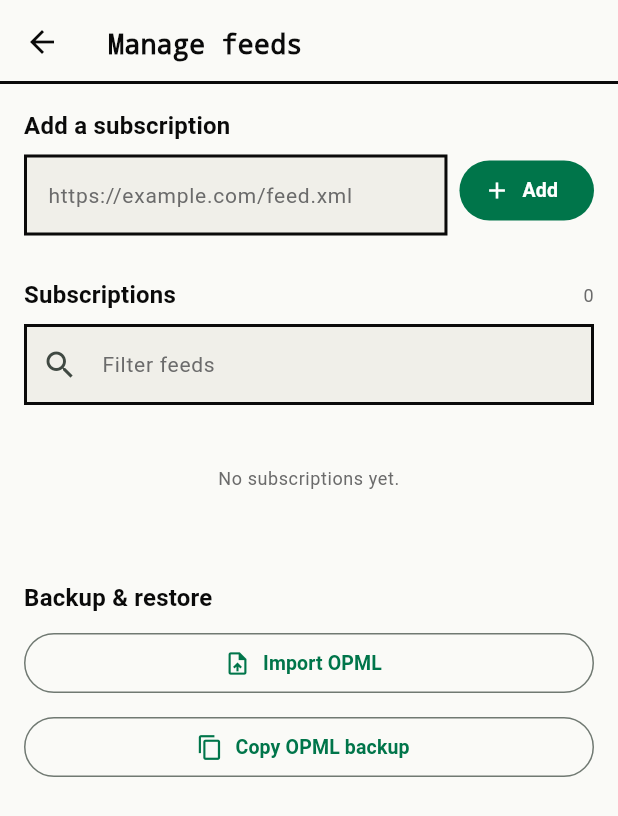
After one commit to codegod100/glean, a Flutter app: the screen it shows after launch, after a tap on the "rss feed" icon, on a phone screen of 412 x 824 dp. The commit adds this screen. Shown: the top 816 px of the screen. Run offline on Flutter 3.47's test engine with Material 3 defaults, Android fonts, the phone set to English and light mode, and no system bars; our stand-ins replace flutter_widget_from_html_core; network calls fail.

Commit message:
Require Flutter web bundle and improve feed management

```diff
--- a/app/analysis_options.yaml
+++ b/app/analysis_options.yaml
@@ -15,6 +15,9 @@ analyzer:
     - android/**
     - web/**
     - linux/**
+    - ios/**
+    - windows/**
+    - macos/**
 
 linter:
   # The lint rules applied to this project can be customized in the
--- a/app/lib/src/api/client.dart
+++ b/app/lib/src/api/client.dart
@@ -36,7 +36,10 @@ class GleanClient {
 
   Uri _uri(String path, [Map<String, String>? query]) {
     final q = query?.entries.where((e) => e.value.isNotEmpty);
-    return Uri.parse('$baseUrl$path').replace(
+    // The web app is served by the reader. An empty base means same origin,
+    // rather than the browser's own 127.0.0.1 (which is never the Modal app).
+    final base = baseUrl.isEmpty ? Uri.base.resolve(path) : Uri.parse('$baseUrl$path');
+    return base.replace(
       queryParameters: q == null || q.isEmpty ? null : Map.fromEntries(q),
     );
   }
--- a/app/lib/src/app_state.dart
+++ b/app/lib/src/app_state.dart
@@ -1,3 +1,4 @@
+import 'package:flutter/foundation.dart' show kIsWeb;
 import 'package:flutter/widgets.dart';
 
 import 'api/client.dart';
@@ -12,10 +13,14 @@ import 'models/models.dart';
 /// The web build is served *by* the reader, so it leaves this empty and uses
 /// relative paths: same origin, which means no CORS preflight and the
 /// reader's own cookie on every request.
-const kDefaultBaseUrl = String.fromEnvironment(
+const kConfiguredBaseUrl = String.fromEnvironment(
   'GLEAN_BASE_URL',
-  defaultValue: 'http://127.0.0.1:8080',
+  defaultValue: '',
 );
+
+String get kDefaultBaseUrl => kConfiguredBaseUrl.isNotEmpty
+    ? kConfiguredBaseUrl
+    : (kIsWeb ? '' : 'http://127.0.0.1:8080');
 
 /// Shared secret, for a reader running with GLEAN_TOKEN set.
 ///
@@ -31,10 +36,10 @@ const kToken = String.fromEnvironment('GLEAN_TOKEN', defaultValue: '');
 /// not set them.
 class AppState extends ChangeNotifier {
   AppState({
-    String baseUrl = kDefaultBaseUrl,
+    String? baseUrl,
     String token = kToken,
     GleanClient? client,
-  }) : client = client ?? GleanClient(baseUrl: baseUrl, token: token);
+  }) : client = client ?? GleanClient(baseUrl: baseUrl ?? kDefaultBaseUrl, token: token);
 
   final GleanClient client;
 
--- /dev/null
+++ b/app/lib/src/screens/feed_manager_screen.dart
@@ -0,0 +1,292 @@
+import 'package:flutter/material.dart';
+import 'package:flutter/services.dart';
+
+import '../api/client.dart';
+import '../app_state.dart';
+import '../models/models.dart';
+import '../theme.dart';
+import '../widgets/common.dart';
+
+/// A dedicated, visible place to maintain subscriptions and OPML backups.
+class FeedManagerScreen extends StatefulWidget {
+  const FeedManagerScreen({super.key, required this.onClose});
+
+  final ValueChanged<bool> onClose;
+
+  @override
+  State<FeedManagerScreen> createState() => _FeedManagerScreenState();
+}
+
+class _FeedManagerScreenState extends State<FeedManagerScreen> {
+  final _url = TextEditingController();
+  final _filter = TextEditingController();
+  bool _adding = false;
+  bool _changed = false;
+
+  @override
+  void dispose() {
+    _url.dispose();
+    _filter.dispose();
+    super.dispose();
+  }
+
+  Future<void> _add() async {
+    final url = _url.text.trim();
+    if (url.isEmpty || _adding) return;
+    setState(() => _adding = true);
+    try {
+      await AppScope.read(context).addFeed(url);
+      _url.clear();
+      _changed = true;
+      if (mounted) showToast(context, 'Feed added');
+    } on ApiException catch (e) {
+      if (mounted) showToast(context, e.message);
+    } finally {
+      if (mounted) setState(() => _adding = false);
+    }
+  }
+
+  Future<void> _remove(Feed feed) async {
+    final confirmed = await showDialog<bool>(
+      context: context,
+      builder: (dialogContext) => AlertDialog(
+        shape: const RoundedRectangleBorder(),
+        title: const Text('Remove feed?'),
+        content: Text('Stop following ${feed.title}?'),
+        actions: [
+          TextButton(
+            onPressed: () => Navigator.pop(dialogContext, false),
+            child: const Text('Keep'),
+          ),
+          TextButton(
+            onPressed: () => Navigator.pop(dialogContext, true),
+            child: const Text('Remove'),
+          ),
+        ],
+      ),
+    );
+    if (confirmed != true || !mounted) return;
+    try {
+      await AppScope.read(context).removeFeed(feed.feedUrl);
+      _changed = true;
+      if (mounted) showToast(context, 'Feed removed');
+    } on ApiException catch (e) {
+      if (mounted) showToast(context, e.message);
+    }
+  }
+
+  Future<void> _importOpml() async {
+    final source = await showDialog<String>(
+      context: context,
+      builder: (_) => const _ImportOpmlDialog(),
+    );
+    if (source == null || source.trim().isEmpty || !mounted) return;
+    try {
+      final result = await AppScope.read(context).importOpml(source);
+      _changed = result.added > 0;
+      if (mounted) {
+        showToast(
+          context,
+          '${result.added} feed(s) added${result.errors.isEmpty ? '' : ', ${result.errors.length} failed'}',
+        );
+      }
+    } on ApiException catch (e) {
+      if (mounted) showToast(context, e.message);
+    }
+  }
+
+  Future<void> _exportOpml() async {
+    try {
+      final opml = await AppScope.read(context).exportOpml();
+      await Clipboard.setData(ClipboardData(text: opml));
+      if (mounted) showToast(context, 'OPML backup copied to clipboard');
+    } on ApiException catch (e) {
+      if (mounted) showToast(context, e.message);
+    }
+  }
+
+  @override
+  Widget build(BuildContext context) {
+    final app = AppScope.of(context);
+    final c = GleanColors.of(context);
+    final filter = _filter.text.trim().toLowerCase();
+    final feeds = app.feeds.where((feed) {
+      return filter.isEmpty ||
+          feed.title.toLowerCase().contains(filter) ||
+          feed.feedUrl.toLowerCase().contains(filter);
+    }).toList();
+
+    return Scaffold(
+      appBar: AppBar(
+        leading: IconButton(
+          tooltip: 'Back',
+          icon: const Icon(Icons.arrow_back),
+          onPressed: () => widget.onClose(_changed),
+        ),
+        title: const Text('Manage feeds'),
+      ),
+      body: ListView(
+        padding: const EdgeInsets.all(16),
+        children: [
+          Text(
+            'Add a subscription',
+            style: Theme.of(context).textTheme.titleMedium,
+          ),
+          const SizedBox(height: 8),
+          Row(
+            crossAxisAlignment: CrossAxisAlignment.start,
+            children: [
+              Expanded(
+                child: TextField(
+                  controller: _url,
+                  keyboardType: TextInputType.url,
+                  textInputAction: TextInputAction.done,
+                  onSubmitted: (_) => _add(),
+                  decoration: const InputDecoration(
+                    hintText: 'https://example.com/feed.xml',
+                  ),
+                ),
+              ),
+              const SizedBox(width: 8),
+              FilledButton.icon(
+                onPressed: _adding ? null : _add,
+                icon: _adding
+                    ? const SizedBox(
+                        width: 16,
+                        height: 16,
+                        child: CircularProgressIndicator(strokeWidth: 2),
+                      )
+                    : const Icon(Icons.add),
+                label: const Text('Add'),
+              ),
+            ],
+          ),
+          const SizedBox(height: 28),
+          Row(
+            children: [
+              Text(
+                'Subscriptions',
+                style: Theme.of(context).textTheme.titleMedium,
+              ),
+              const Spacer(),
+              Text(
+                '${app.feeds.length}',
+                style: Theme.of(context).textTheme.bodySmall,
+              ),
+            ],
+          ),
+          const SizedBox(height: 8),
+          TextField(
+            controller: _filter,
+            onChanged: (_) => setState(() {}),
+            decoration: const InputDecoration(
+              prefixIcon: Icon(Icons.search),
+              hintText: 'Filter feeds',
+            ),
+          ),
+          const SizedBox(height: 8),
+          if (feeds.isEmpty)
+            Padding(
+              padding: const EdgeInsets.symmetric(vertical: 32),
+              child: Text(
+                filter.isEmpty ? 'No subscriptions yet.' : 'No matching feeds.',
+                textAlign: TextAlign.center,
+                style: Theme.of(context).textTheme.bodySmall,
+              ),
+            )
+          else
+            ...feeds.map(
+              (feed) => Container(
+                margin: const EdgeInsets.only(bottom: 8),
+                decoration: BoxDecoration(
+                  border: Border.all(color: c.border, width: 2),
+                  color: c.surface,
+                ),
+                child: ListTile(
+                  contentPadding: const EdgeInsets.only(left: 14, right: 4),
+                  title: Text(
+                    feed.title,
+                    maxLines: 1,
+                    overflow: TextOverflow.ellipsis,
+                  ),
+                  subtitle: Text(
+                    feed.feedUrl,
+                    maxLines: 1,
+                    overflow: TextOverflow.ellipsis,
+                  ),
+                  trailing: Row(
+                    mainAxisSize: MainAxisSize.min,
+                    children: [
+                      if (feed.unread > 0) Text('${feed.unread} unread'),
+                      IconButton(
+                        tooltip: 'Remove ${feed.title}',
+                        icon: Icon(Icons.delete_outline, color: c.danger),
+                        onPressed: () => _remove(feed),
+                      ),
+                    ],
+                  ),
+                ),
+              ),
+            ),
+          const SizedBox(height: 28),
+          Text(
+            'Backup & restore',
+            style: Theme.of(context).textTheme.titleMedium,
+          ),
+          const SizedBox(height: 8),
+          OutlinedButton.icon(
+            onPressed: _importOpml,
+            icon: const Icon(Icons.upload_file),
+            label: const Text('Import OPML'),
+          ),
+          const SizedBox(height: 8),
+          OutlinedButton.icon(
+            onPressed: _exportOpml,
+            icon: const Icon(Icons.content_copy),
+            label: const Text('Copy OPML backup'),
+          ),
+        ],
+      ),
+    );
+  }
+}
+
+class _ImportOpmlDialog extends StatefulWidget {
+  const _ImportOpmlDialog();
+
+  @override
+  State<_ImportOpmlDialog> createState() => _ImportOpmlDialogState();
+}
+
+class _ImportOpmlDialogState extends State<_ImportOpmlDialog> {
+  final _controller = TextEditingController();
+
+  @override
+  void dispose() {
+    _controller.dispose();
+    super.dispose();
+  }
+
+  @override
+  Widget build(BuildContext context) => AlertDialog(
+    shape: const RoundedRectangleBorder(),
+    title: const Text('Import OPML'),
+    content: TextField(
+      controller: _controller,
+      autofocus: true,
+      minLines: 8,
+      maxLines: 14,
+      decoration: const InputDecoration(hintText: 'Paste your OPML here'),
+    ),
+    actions: [
+      TextButton(
+        onPressed: () => Navigator.pop(context),
+        child: const Text('Cancel'),
+      ),
+      TextButton(
+        onPressed: () => Navigator.pop(context, _controller.text),
+        child: const Text('Import'),
+      ),
+    ],
+  );
+}
--- a/app/pubspec.yaml
+++ b/app/pubspec.yaml
@@ -19,7 +19,9 @@ publish_to: 'none' # Remove this line if you wish to publish to pub.dev
 version: 1.0.0+1
 
 environment:
-  sdk: ^3.13.4
+  # The app does not depend on a Dart 3.13 patch-only API.  Accept the
+  # available Flutter SDK's 3.13.0 while keeping the Dart 3.x upper bound.
+  sdk: '>=3.13.0 <4.0.0'
 
 # Dependencies specify other packages that your package needs in order to work.
 # To automatically upgrade your package dependencies to the latest versions
```
Also changed, not shown: app/lib/src/screens/home_shell.dart (+25 -172 lines), app/pubspec.lock, 5 other files.
